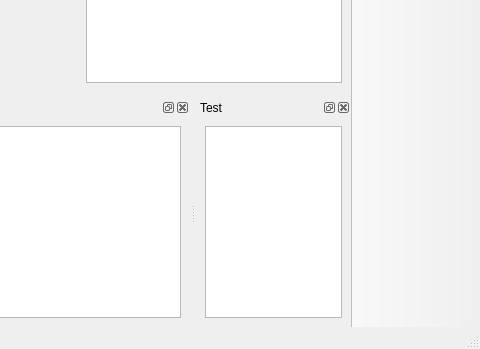
The window that qCC/ui_templates/mainWindow.ui (lljydyx/ForkCloudCompare) describes before a commit, drawn with Qt 5; both pictures show x 580 to 1060 and y 463 to 812 of the 1060 by 812 pixel window.
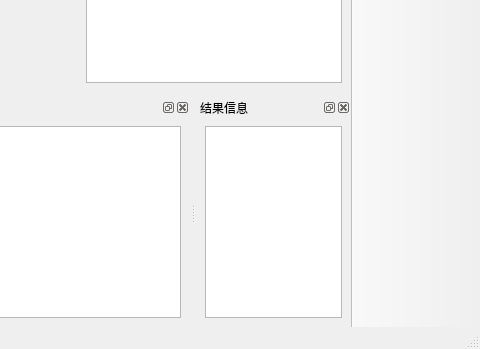
The same window after the commit. Icons and pictures are not drawn. Custom widgets are drawn as their Qt base class.

Patch:
```diff
--- a/qCC/ui_templates/mainWindow.ui
+++ b/qCC/ui_templates/mainWindow.ui
@@ -819,7 +819,7 @@
     <set>Qt::BottomDockWidgetArea</set>
    </property>
    <property name="windowTitle">
-    <string>Test</string>
+    <string>结果信息</string>
    </property>
    <attribute name="dockWidgetArea">
     <number>8</number>
```
Left out of the diff: 3 changed lines with no effect on the pictures.
